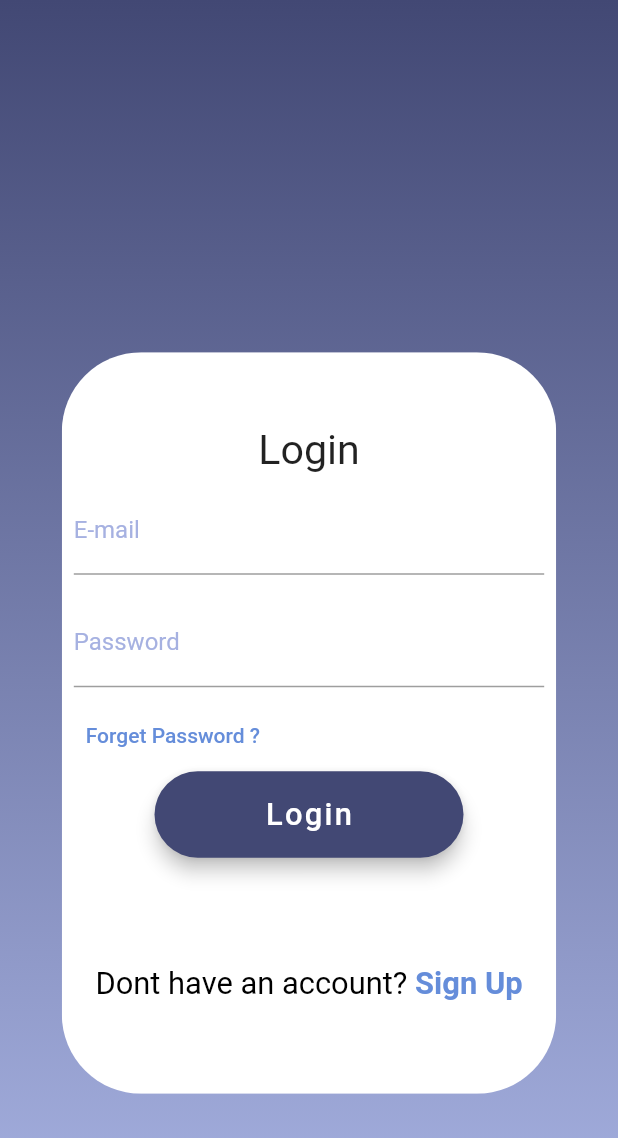
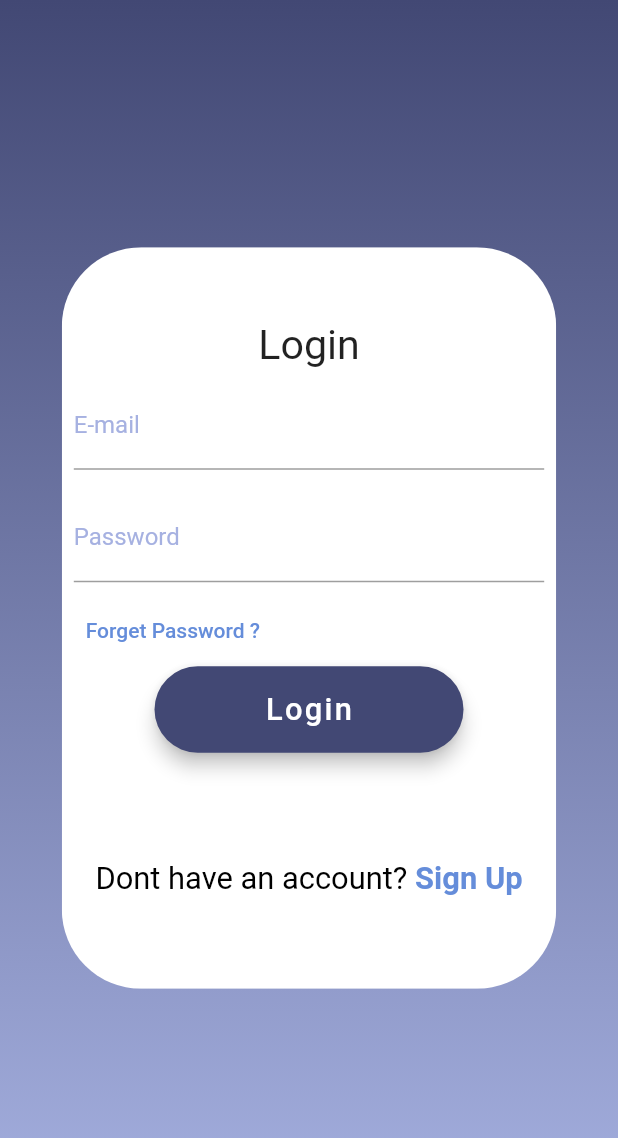
Before and after one commit to 4NG3L-4/ESISBA_2CPI_PROJECT, a Flutter app: the screen it shows after launch, after a tap on "LOGIN", on a phone screen of 412 x 824 dp. Shown: the top 1138 px of the screen. Run offline on Flutter 3.47's test engine with Material 2 defaults, Android fonts, the phone set to English and light mode, and no system bars; our stand-ins replace flutter_svg.

Commit message:
update login

```diff
--- a/our_app/lib/Screens/Login/components/body.dart
+++ b/our_app/lib/Screens/Login/components/body.dart
@@ -19,17 +19,6 @@ class LoginPage extends StatefulWidget {
 
 class _LoginPageState extends State<LoginPage> {
   String email, password;
-  Widget _buildLogo() {
-    return Row(
-      mainAxisAlignment: MainAxisAlignment.center,
-      children: <Widget>[
-        Padding(
-          padding: const EdgeInsets.symmetric(vertical: 70),
-        ),
-      ],
-    );
-  }
-
   Widget _buildEmailRow() {
     return Padding(
       padding: EdgeInsets.all(8),
@@ -213,25 +202,10 @@ class _LoginPageState extends State<LoginPage> {
                 ),
               ),
             ),
-            /*Container(
-              height: MediaQuery.of(context).size.height * 0.7,
-              width: MediaQuery.of(context).size.width,
-              child: Container(
-                decoration: BoxDecoration(
-                  color: mainColor,
-                  borderRadius: BorderRadius.only(
-                    bottomLeft: const Radius.circular(70),
-                    bottomRight: const Radius.circular(70),
-                  ),
-                ),
-              ),
-            ),*/
             Column(
               mainAxisAlignment: MainAxisAlignment.center,
               children: <Widget>[
-                _buildLogo(),
                 _buildContainer(),
-                //_buildSignUpBtn(),
               ],
             )
           ],
```
